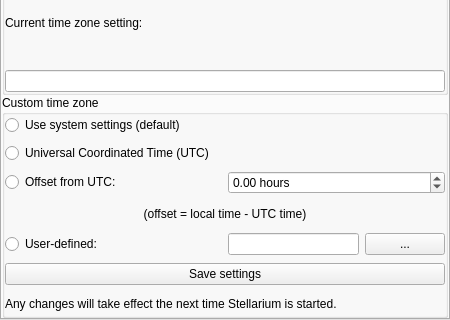
The window that plugins/TimeZoneManager/src/gui/timeZoneManagerWindow.ui (519984307/stellarium_src) describes before a commit, drawn with Qt 5; both pictures show x 0 to 450 and y 180 to 500 of the 450 by 500 pixel window.
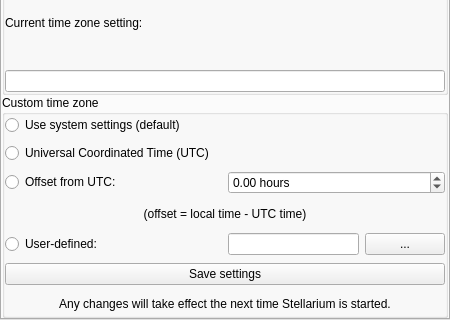
The same window after the commit. Custom widgets are drawn as their Qt base class.

```diff
--- a/plugins/TimeZoneManager/src/gui/timeZoneManagerWindow.ui
+++ b/plugins/TimeZoneManager/src/gui/timeZoneManagerWindow.ui
@@ -246,6 +246,9 @@
             <property name="text">
              <string>Any changes will take effect the next time Stellarium is started.</string>
             </property>
+            <property name="alignment">
+             <set>Qt::AlignCenter</set>
+            </property>
             <property name="wordWrap">
              <bool>true</bool>
             </property>
```
